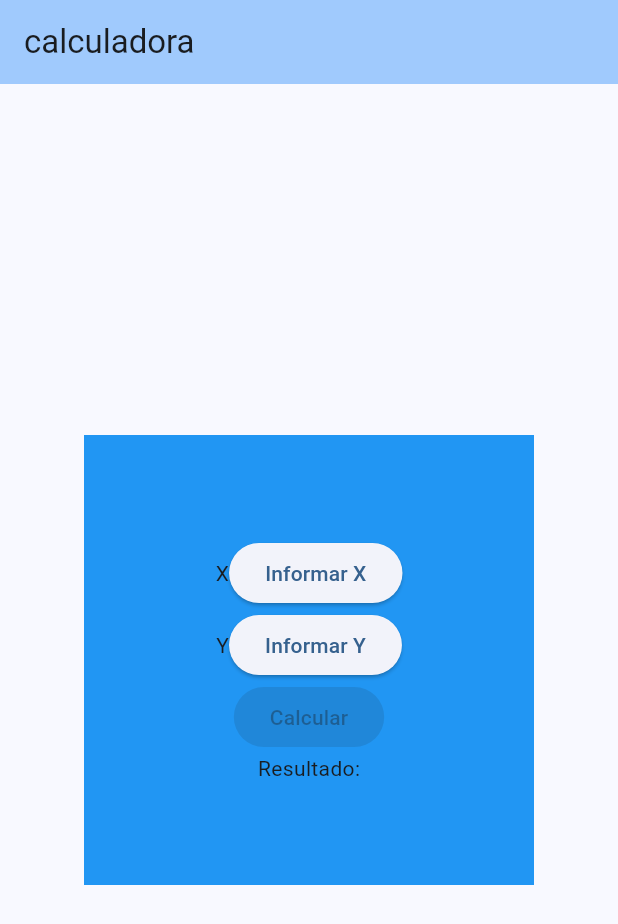
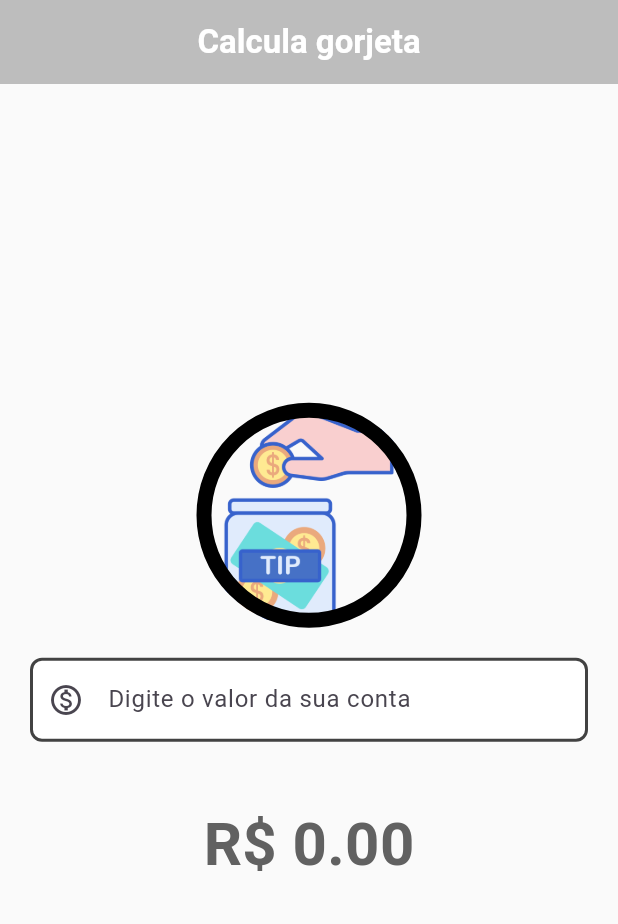
Before and after one commit to estelitafernanda/CalcGorjetaApp, a Flutter app: the screen it shows after launch, on a phone screen of 412 x 824 dp. Shown: the top 924 px of the screen. Run offline on Flutter 3.47's test engine with Material 3 defaults, Android fonts, the phone set to English and light mode, and no system bars.

Commit message:
app gorjeta

```diff
--- a/lib/main.dart
+++ b/lib/main.dart
@@ -11,148 +11,126 @@ class MyApp extends StatelessWidget {
   @override
   Widget build(BuildContext context) {
     return MaterialApp(
-      title: 'Flutter Demo',
-      theme: ThemeData(
-        // This is the theme of your application.
-        //
-        // TRY THIS: Try running your application with "flutter run". You'll see
-        // the application has a purple toolbar. Then, without quitting the app,
-        // try changing the seedColor in the colorScheme below to Colors.green
-        // and then invoke "hot reload" (save your changes or press the "hot
-        // reload" button in a Flutter-supported IDE, or press "r" if you used
-        // the command line to start the app).
-        //
-        // Notice that the counter didn't reset back to zero; the application
-        // state is not lost during the reload. To reset the state, use hot
-        // restart instead.
-        //
-        // This works for code too, not just values: Most code changes can be
-        // tested with just a hot reload.
-        colorScheme: ColorScheme.fromSeed(seedColor: Colors.blue),
-        useMaterial3: true,
-      ),
-      home: const MyHomePage(title: "calculadora"),
-      routes: <String, WidgetBuilder>{
-        '/': (BuildContext context){
-          return const MyHomePage(title: "calculadora");
-        },
-        '/telapreencher': (BuildContext context){
-          return const SegundaTela();
-        }
-      },
+      debugShowCheckedModeBanner: false,
+      home: ScaffoldHome(),
     );
   }
 }
 
-class MyHomePage extends StatefulWidget {
-  const MyHomePage({super.key, required this.title});
+class ScaffoldHome extends StatelessWidget{
+    const ScaffoldHome({super.key});
 
-  // This widget is the home page of your application. It is stateful, meaning
-  // that it has a State object (defined below) that contains fields that affect
-  // how it looks.
+    @override
+    Widget build(BuildContext context) {
+      return Scaffold(
+        appBar: AppBar(
+          title: const Text(
+            "Calcula gorjeta",
+            style: TextStyle(
+              color: Colors.white,
+              fontWeight: FontWeight.bold,
+            ),
+          ),
+          backgroundColor: Colors.grey.shade400,
+          centerTitle: true,
+        ),
+        backgroundColor: Colors.grey.shade50,
+        body: HomeBody(),
+      );
+    }
+}
 
-  // This class is the configuration for the state. It holds the values (in this
-  // case the title) provided by the parent (in this case the App widget) and
-  // used by the build method of the State. Fields in a Widget subclass are
-  // always marked "final".
-
-  final String title;
+class HomeBody extends StatefulWidget{
+  const HomeBody({super.key});
 
   @override
-  State<MyHomePage> createState() => _MyHomePageState();
+  State<HomeBody> createState() => _HomeBodyState();
 }
 
-class _MyHomePageState extends State<MyHomePage> {
+class _HomeBodyState extends State<HomeBody> {
+  late double _resultado;
+  late TextEditingController _controller;
+
+  @override
+  void initState() {
+    _resultado = 0;
+    _controller = TextEditingController();
+    super.initState();
+  }
+  void calcula(){
+    setState(() {
+      _resultado = double.parse(_controller.value.text)*1.1;
+    });
+  }
 
   @override
   Widget build(BuildContext context) {
-    // This method is rerun every time setState is called, for instance as done
-    // by the _incrementCounter method above.
-    //
-    // The Flutter framework has been optimized to make rerunning build methods
-    // fast, so that you can just rebuild anything that needs updating rather
-    // than having to individually change instances of widgets.
-    return Scaffold(
-      appBar: AppBar(
-        // TRY THIS: Try changing the color here to a specific color (to
-        // Colors.amber, perhaps?) and trigger a hot reload to see the AppBar
-        // change color while the other colors stay the same.
-        backgroundColor: Theme.of(context).colorScheme.inversePrimary,
-        // Here we take the value from the MyHomePage object that was created by
-        // the App.build method, and use it to set our appbar title.
-        title: Text(widget.title),
-      ),
-      body: Center(
-        child: Container(
-          width: 300,
-          height: 300,
-          color: Colors.blue,
-        child: Column(
-          mainAxisAlignment: MainAxisAlignment.center,
-            children: [
-              Row(
-                mainAxisAlignment: MainAxisAlignment.center,
-                children: [
-                  const Text("X"),
-                  ElevatedButton(
-                    onPressed: () => Navigator.pushNamed(context, '/telapreencher'),
-                    child: const Text("Informar X"),
-                  ),
-                ],
+    return Column(
+      mainAxisAlignment: MainAxisAlignment.center,
+      children: [
+        Container(
+          width: 150,
+          height: 150,
+          decoration: BoxDecoration(
+            shape: BoxShape.circle,
+            image: const DecorationImage(
+              fit: BoxFit.fitHeight,
+              image: AssetImage(
+                "imagens/tip.png",
+            ),
+          ),
+          border: Border.all(
+            width: 10,
+            color: Colors.black
+            )),
+        ),
+        Padding(
+          padding: const EdgeInsets.all(20.0),
+          child: TextField(
+            controller: _controller,
+            keyboardType: TextInputType.number,
+            onChanged: (value) => calcula(),
+            decoration: InputDecoration(
+              hintText: "Digite o valor da sua conta",
+              fillColor: Colors.white,
+              filled: true,
+              prefixIcon: Icon(
+                Icons.monetization_on_outlined,
               ),
-              Row (
-                mainAxisAlignment: MainAxisAlignment.center,
-                children: [
-                  const Text("Y"),
-                  ElevatedButton(
-                    onPressed: () => Navigator.pushNamed(context, '/telapreencher'),
-                    child: const Text("Informar Y"),
-                  ),
-                ],
+              enabledBorder: OutlineInputBorder(
+                borderSide: BorderSide(
+                  width: 2, color: Colors.grey.shade800,
+                ),
+                borderRadius: BorderRadius.circular(8),
               ),
-              const Row(
-                mainAxisAlignment: MainAxisAlignment.center,
-                children: [
-                  ElevatedButton(
-                    onPressed: null,
-                    child: Text("Calcular"),
-                  ),
-                ],
-              ),
-              const Text("Resultado:"),
-            ],
+            ),
           ),
         ),
-      ),// This trailing comma makes auto-formatting nicer for build methods.
+        /*ElevatedButton(
+          onPressed: () => null,
+          style: ElevatedButton.styleFrom(
+            backgroundColor: Colors.grey.shade600,
+            elevation: 5,
+          ),
+           child: const Text(
+            "Calcular",
+            style: TextStyle(
+              color: Colors.white,
+            ),
+          ),
+        ),*/
+        Padding(
+          padding: const EdgeInsets.all(20.0),
+          child:  Text(
+            "R\$ ${_resultado.toStringAsFixed(2)}",
+            style: TextStyle(
+              color: Colors.grey.shade700,
+              fontSize: 40,
+              fontWeight: FontWeight.bold,
+            ),
+          ),
+        ),
+      ],
     );
   }
 }
-
-class SegundaTela extends StatelessWidget {
-  const SegundaTela({super.key});
-
-  @override
-  Widget build(BuildContext context) {
-    return Scaffold(
-      appBar: AppBar(
-        title: Text("Preenche Valores"),
-        backgroundColor: Colors.amberAccent,
-      ),
-      body: Column(
-        mainAxisAlignment: MainAxisAlignment.center,
-        crossAxisAlignment: CrossAxisAlignment.center,
-        children: [
-          Text("X"),
-          TextButton(
-            onPressed: null,
-           child: Text("Digite um valor:")
-          ),
-          ElevatedButton(
-            onPressed: null,
-           child: Text("Ok")
-          )
-        ],
-      )
-    );
-  }
-}
--- a/pubspec.yaml
+++ b/pubspec.yaml
@@ -59,8 +59,8 @@ flutter:
   uses-material-design: true
 
   # To add assets to your application, add an assets section, like this:
-  # assets:
-  #   - images/a_dot_burr.jpeg
+  assets:
+    - imagens/tip.png
   #   - images/a_dot_ham.jpeg
 
   # An image asset can refer to one or more resolution-specific "variants", see
```
Also changed, not shown: imagens/tip.png (added).
